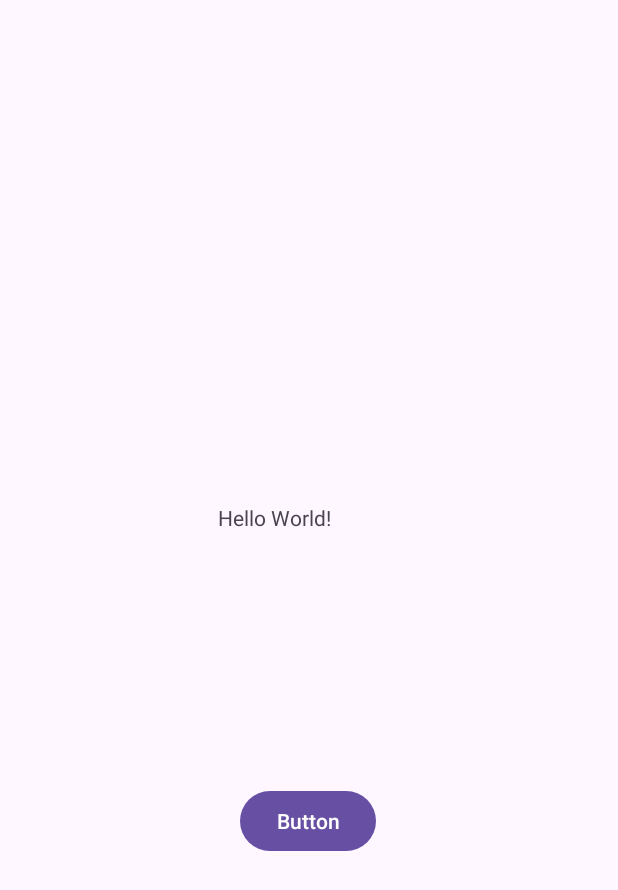
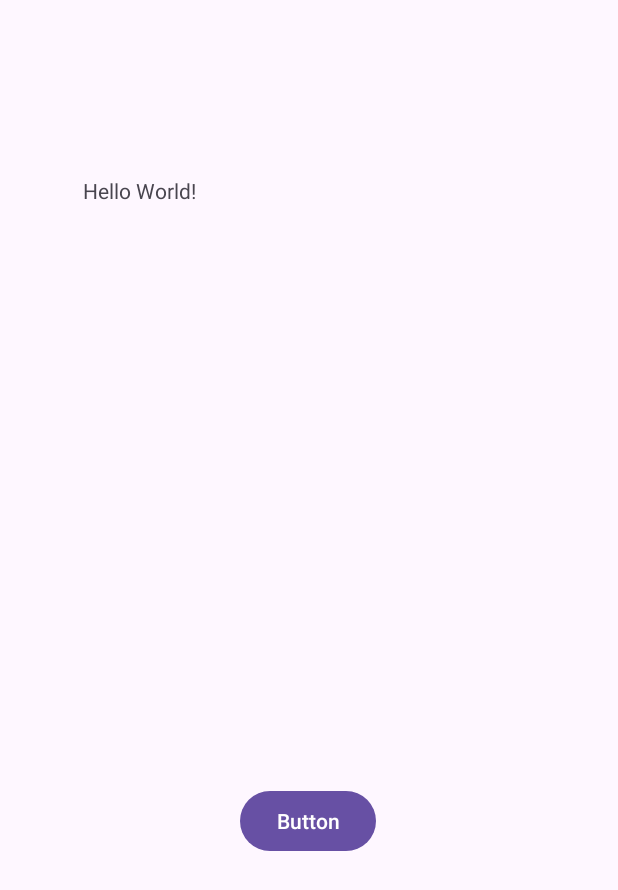
Before and after one commit to isukanimalasuriya/MAD-LabExam2, an Android app: the screen it shows after launch (MainActivity), on a phone screen of 412 x 824 dp. Shown: the top 890 px of the screen. Run offline under Robolectric (Android 15) with nearby library versions, the phone set to English and light mode, and no system bars.

Commit message:
Text changed

```diff
--- a/app/src/main/res/layout/activity_main.xml
+++ b/app/src/main/res/layout/activity_main.xml
@@ -14,10 +14,10 @@
         android:text="Hello World!"
         app:layout_constraintBottom_toBottomOf="parent"
         app:layout_constraintEnd_toEndOf="parent"
-        app:layout_constraintHorizontal_bias="0.431"
+        app:layout_constraintHorizontal_bias="0.164"
         app:layout_constraintStart_toStartOf="parent"
         app:layout_constraintTop_toTopOf="parent"
-        app:layout_constraintVertical_bias="0.417" />
+        app:layout_constraintVertical_bias="0.146" />
 
     <Button
         android:id="@+id/button"
```
